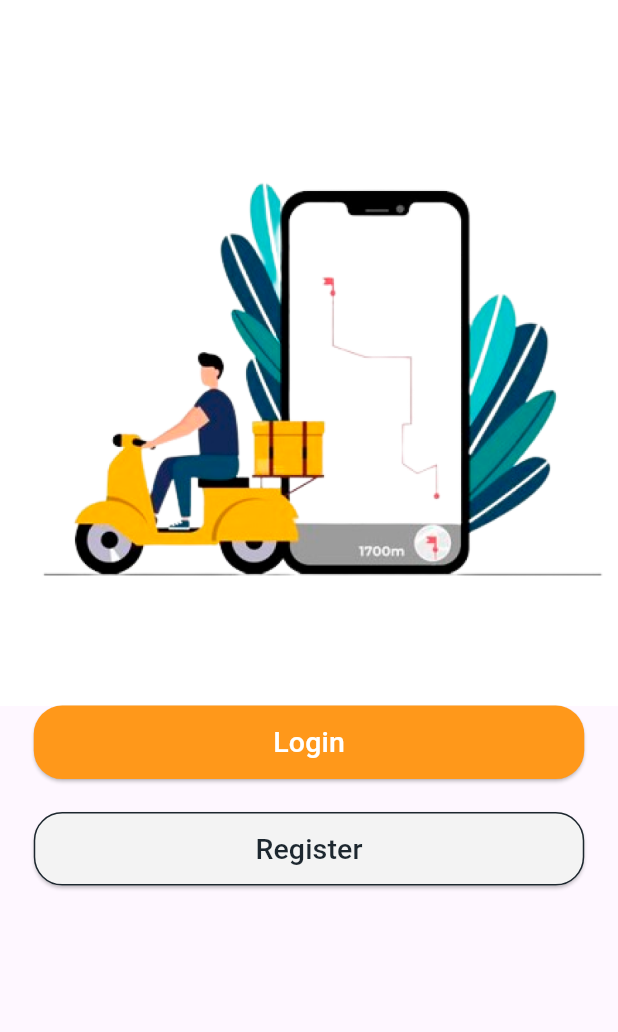
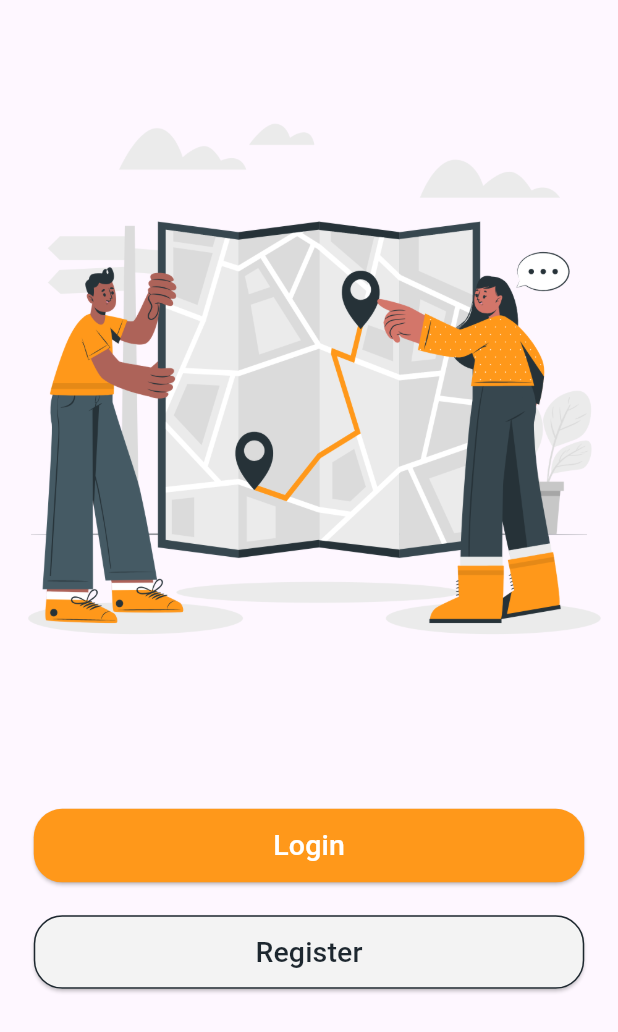
Before and after one commit to OmarAmeer96/Wheel-n-Deal, a Flutter app: the WelcomeView screen opened by its route, on a phone screen of 412 x 824 dp. Shown: the top 1032 px of the screen. Run offline on Flutter 3.47's test engine with Material 3 defaults, Android fonts, the light colour scheme and no system bars; our stand-ins replace flutter_onboarding_slider, flutter_svg, go_router; Roboto replaces fonts that are missing (Gilroy-Reular).

Commit message:
Edited the Welcome Screen.

```diff
--- a/lib/Core/utils/assets.dart
+++ b/lib/Core/utils/assets.dart
@@ -16,4 +16,6 @@ class AssetsData {
   static const userName = 'assets/svg/username.svg';
 
   static const passWord = 'assets/svg/password.svg';
+
+  static const welcomeLogo2 = 'assets/images/welcomeLogo.png';
 }
--- a/lib/Features/welcome/presentation/views/widgets/welcome_view_body.dart
+++ b/lib/Features/welcome/presentation/views/widgets/welcome_view_body.dart
@@ -2,6 +2,7 @@ import 'package:flutter/material.dart';
 import 'package:go_router/go_router.dart';
 import 'package:wheel_n_deal/Core/utils/assets.dart';
 import 'package:wheel_n_deal/Core/utils/custom_main_button.dart';
+import 'package:wheel_n_deal/Core/utils/responsive.dart';
 
 import '../../../../../Core/utils/app_router.dart';
 
@@ -13,7 +14,15 @@ class WelcomeViewBody extends StatelessWidget {
     return SafeArea(
       child: Column(
         children: [
-          Image.asset(AssetsData.welcomeLogo),
+          SizedBox(
+            height: Responsive.screenHeight(context) * 0.06,
+          ),
+          Image.asset(AssetsData.welcomeLogo2),
+          const Expanded(
+            child: SizedBox(
+              height: 22,
+            ),
+          ),
           CustomMainButton(
             text: "Login",
             color: const Color(0xffFF981A),
@@ -33,6 +42,9 @@ class WelcomeViewBody extends StatelessWidget {
             textColor: const Color(0xff1D272F),
             borderSideColor: const Color(0xff1D272F),
           ),
+          SizedBox(
+            height: Responsive.screenHeight(context) * 0.2,
+          ),
         ],
       ),
     );
```
Also changed, not shown: assets/images/welcomeLogo.png (added).
